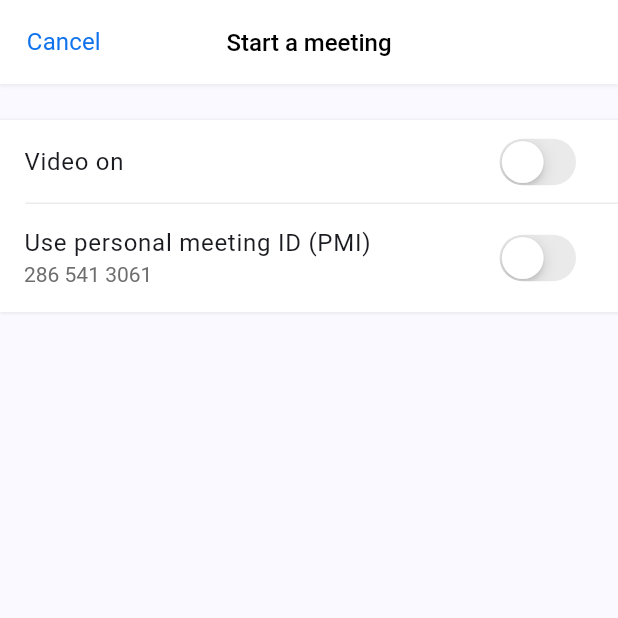
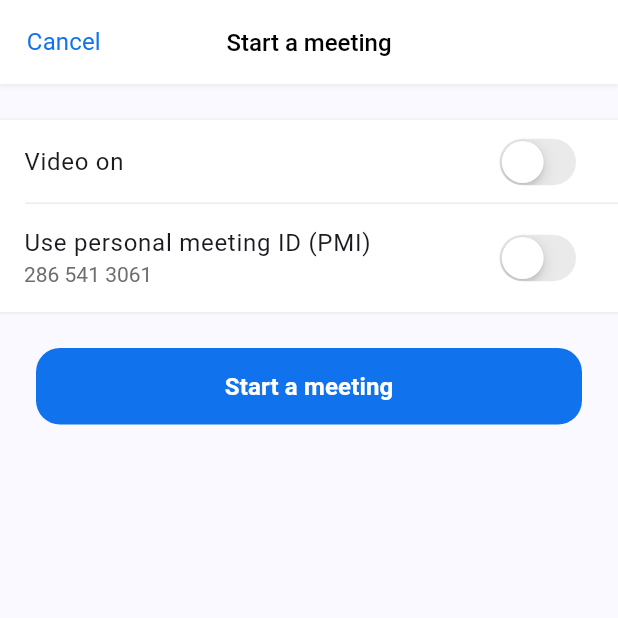
Before and after one commit to czarbasanal/zoom_clone_app, a Flutter app: the screen it shows after launch, on a phone screen of 412 x 824 dp, the top half of it. Run offline on Flutter 3.47's test engine with Material 3 defaults, Android fonts, the phone set to English and light mode, and no system bars.

Commit message:
final new meeting screen

```diff
--- a/lib/screens/new_meeting_screen.dart
+++ b/lib/screens/new_meeting_screen.dart
@@ -94,6 +94,24 @@ class _NewMeetingScreenState extends State<NewMeetingScreen> {
                 ),
               ],
             ),
+          ),
+          Padding(
+            padding: const EdgeInsets.all(24.0),
+            child: TextButton(
+                onPressed: () {},
+                style: TextButton.styleFrom(
+                    minimumSize: const Size(double.infinity, 0),
+                    backgroundColor: const Color(0XFF1072ED),
+                    shape: RoundedRectangleBorder(
+                        borderRadius: BorderRadius.circular(16)),
+                    padding: const EdgeInsets.all(14)),
+                child: const Text(
+                  'Start a meeting',
+                  style: TextStyle(
+                      color: Colors.white,
+                      fontSize: 16,
+                      fontWeight: FontWeight.bold),
+                )),
           )
         ],
       ),
```
